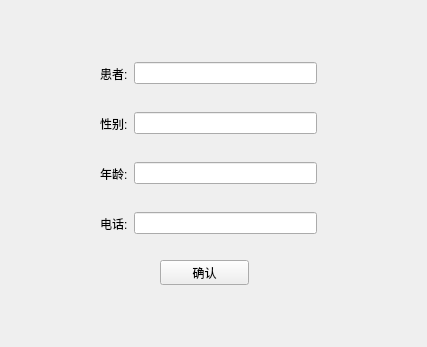
Above: commonuser/patient_editor.ui from sayazaaa/SmMed before the change. Below: the same form after it.
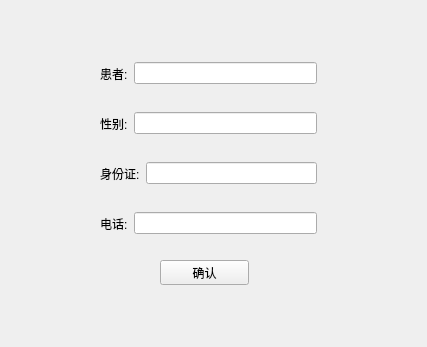
That is the form after the change.

Diff of the .ui file:
```diff
--- a/commonuser/patient_editor.ui
+++ b/commonuser/patient_editor.ui
@@ -26,7 +26,7 @@
     <string>确认</string>
    </property>
   </widget>
-  <widget class="QWidget" name="">
+  <widget class="QWidget" name="layoutWidget">
    <property name="geometry">
     <rect>
      <x>100</x>
@@ -48,7 +48,7 @@
     </item>
    </layout>
   </widget>
-  <widget class="QWidget" name="">
+  <widget class="QWidget" name="layoutWidget">
    <property name="geometry">
     <rect>
      <x>100</x>
@@ -61,7 +61,7 @@
     <item>
      <widget class="QLabel" name="label_3">
       <property name="text">
-       <string>年龄:</string>
+       <string>身份证:</string>
       </property>
      </widget>
     </item>
@@ -70,7 +70,7 @@
     </item>
    </layout>
   </widget>
-  <widget class="QWidget" name="">
+  <widget class="QWidget" name="layoutWidget">
    <property name="geometry">
     <rect>
      <x>100</x>
@@ -92,7 +92,7 @@
     </item>
    </layout>
   </widget>
-  <widget class="QWidget" name="">
+  <widget class="QWidget" name="layoutWidget">
    <property name="geometry">
     <rect>
      <x>100</x>
```
Left out of the diff: 2 changed lines with no effect on the pictures.
